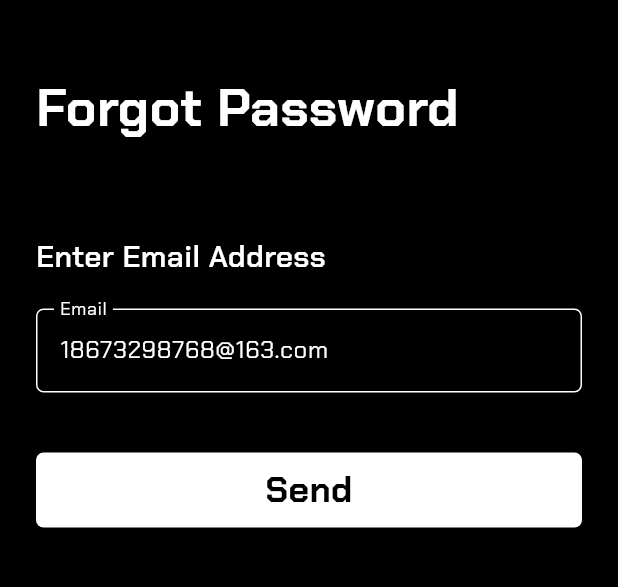
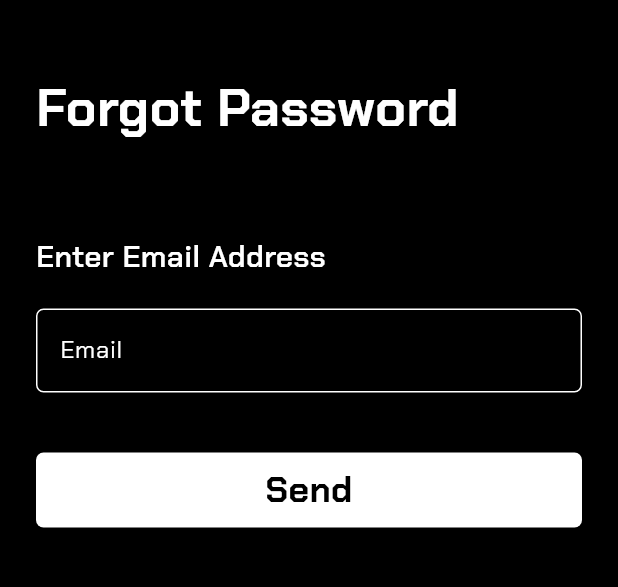
Before and after one commit to CYC-EBMX-Development/App-TRAX, a Flutter app: the LoginPage screen opened by its route, after a tap on "Forgot Password?", on a phone screen of 412 x 824 dp, the part 98-685 px from its top. Run offline on Flutter 3.47's test engine with Material 3 defaults, Android fonts, the phone set to English and light mode, and no system bars; our stand-ins replace dio, flutter_smart_dialog, flutter_svg, get, pinput, video_player and 1 more.

Commit message:
feat(login): 去掉测试数据

```diff
--- a/lib/features/login/create_account_page.dart
+++ b/lib/features/login/create_account_page.dart
@@ -28,7 +28,6 @@ class CreateAccountController extends GetxController {
 
   @override
   void onInit() {
-    emailController.text = '18673298768@163.com'; // 测试账号, 暂时不能用
     videoPlayerController = VideoPlayerController.asset('assets/mp4/login.mp4')
       ..initialize().then((_) {
         videoPlayerController!.setLooping(true);
--- a/lib/features/login/forgot_pwd_page.dart
+++ b/lib/features/login/forgot_pwd_page.dart
@@ -18,12 +18,6 @@ class ForgotPwdPageController extends GetxController {
   final TextEditingController emailController = TextEditingController();
 
   final formKey = GlobalKey<FormState>();
-
-  @override
-  void onInit() {
-    emailController.text = '18673298768@163.com';
-    super.onInit();
-  }
 
   @override
   void onClose() {
```
